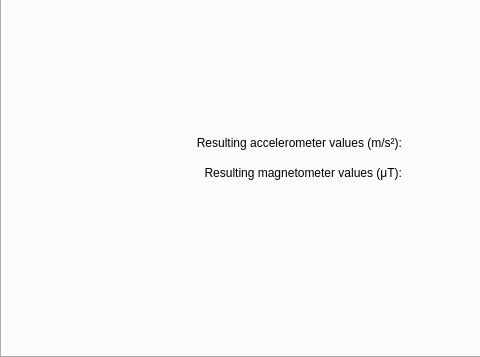
This is android/skin/qt/extended-pages/virtual-sensors-page.ui in aosp-mirror/platform_external_qemu as Qt 5 draws it before an edit; both pictures show x 0 to 480 and y 223 to 580 of the 622 by 580 pixel window. The edited form follows.
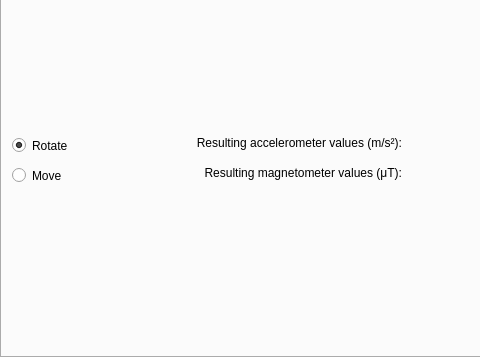
This is the edited form. Custom widgets are drawn as their Qt base class.

Diff of the .ui file:
```diff
--- a/android/skin/qt/extended-pages/virtual-sensors-page.ui
+++ b/android/skin/qt/extended-pages/virtual-sensors-page.ui
@@ -170,6 +170,35 @@
       </rect>
      </property>
     </widget>
+    <widget class="QRadioButton" name="accelModeRotate">
+     <property name="geometry">
+      <rect>
+       <x>10</x>
+       <y>310</y>
+       <width>103</width>
+       <height>25</height>
+      </rect>
+     </property>
+     <property name="text">
+      <string>Rotate</string>
+     </property>
+     <property name="checked">
+      <bool>true</bool>
+     </property>
+    </widget>
+    <widget class="QRadioButton" name="accelModeMove">
+     <property name="geometry">
+      <rect>
+       <x>10</x>
+       <y>340</y>
+       <width>103</width>
+       <height>25</height>
+      </rect>
+     </property>
+     <property name="text">
+      <string>Move</string>
+     </property>
+    </widget>
    </widget>
    <widget class="QWidget" name="tab_2">
     <attribute name="title">
```
